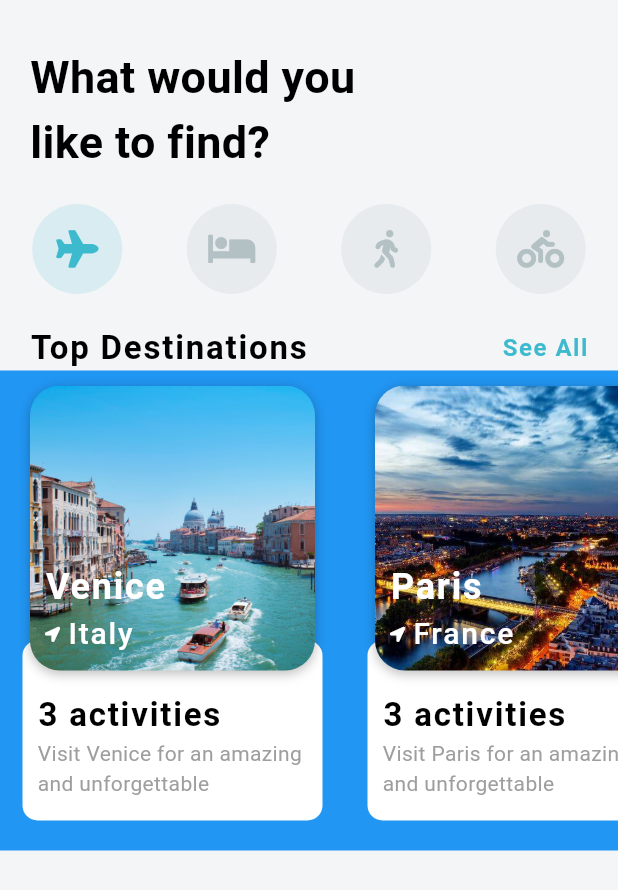
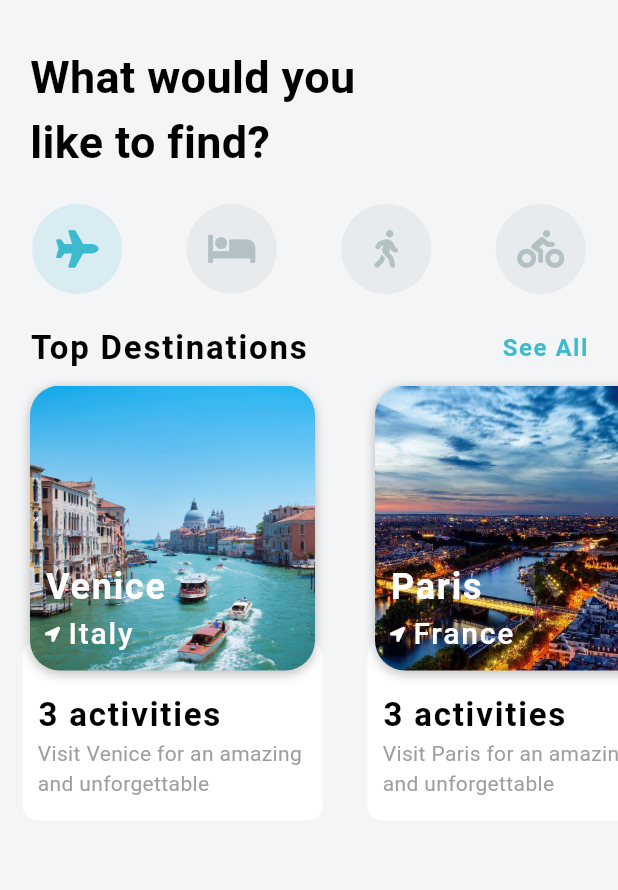
Before and after one commit to rocknrome/Flutter-Travel-App, a Flutter app: the screen it shows after launch, on a phone screen of 412 x 824 dp. Shown: the top 890 px of the screen. Run offline on Flutter 3.47's test engine with Material 3 defaults, Android fonts, the phone set to English and light mode, and no system bars; our stand-ins replace font_awesome_flutter.

Commit message:
11-destination carousel complete. No Problems

```diff
--- a/lib/widgets/destination_carousel.dart
+++ b/lib/widgets/destination_carousel.dart
@@ -40,9 +40,9 @@ class DestinationCarousel extends StatelessWidget {
             ],
           ),
         ),
-        Container(
+        SizedBox(
           height: 320.0,
-          color: Colors.blue, // FOR TESTING PURPOSES
+          //color: Colors.blue, // FOR TESTING PURPOSES
           child: ListView.builder(
             scrollDirection: Axis.horizontal,
             itemCount: destinations.length,
@@ -81,7 +81,7 @@ class DestinationCarousel extends StatelessWidget {
                                 overflow: TextOverflow
                                     .ellipsis, // Adds ellipsis if text overflows
                               ),
-                              Container(
+                              SizedBox(
                                 height:
                                     45.0, // Fixed height for the description text container
                                 child: Text(
```
